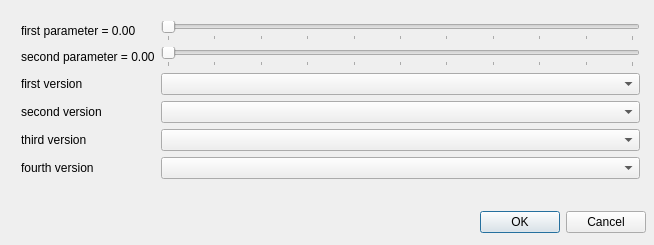
project-march/ProjectMarch, file ros2/src/visualization/march_rqt_gait_version_tool/resource/parametric_pop_up.ui: the form before one commit.
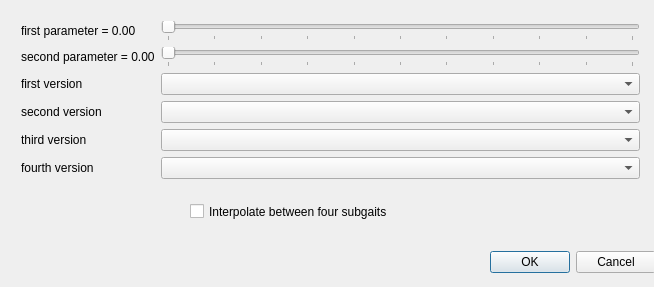
The form after the commit.

Commit message: Add four subgait checkbox to ui.

Patch:
```diff
--- a/ros2/src/visualization/march_rqt_gait_version_tool/resource/parametric_pop_up.ui
+++ b/ros2/src/visualization/march_rqt_gait_version_tool/resource/parametric_pop_up.ui
@@ -10,7 +10,7 @@
     <x>0</x>
     <y>0</y>
     <width>654</width>
-    <height>245</height>
+    <height>287</height>
    </rect>
   </property>
   <property name="minimumSize">
@@ -190,8 +190,8 @@
   <widget class="QDialogButtonBox" name="buttonBox">
    <property name="geometry">
     <rect>
-     <x>480</x>
-     <y>210</y>
+     <x>490</x>
+     <y>250</y>
      <width>166</width>
      <height>25</height>
     </rect>
@@ -200,6 +200,19 @@
     <set>QDialogButtonBox::Cancel|QDialogButtonBox::Ok</set>
    </property>
   </widget>
+  <widget class="QCheckBox" name="checkBox">
+   <property name="geometry">
+    <rect>
+     <x>190</x>
+     <y>200</y>
+     <width>431</width>
+     <height>23</height>
+    </rect>
+   </property>
+   <property name="text">
+    <string>Interpolate between four subgaits</string>
+   </property>
+  </widget>
  </widget>
  <layoutdefault spacing="6" margin="11"/>
  <resources/>
```
Left out of the diff: 120 changed lines with no effect on the pictures.
